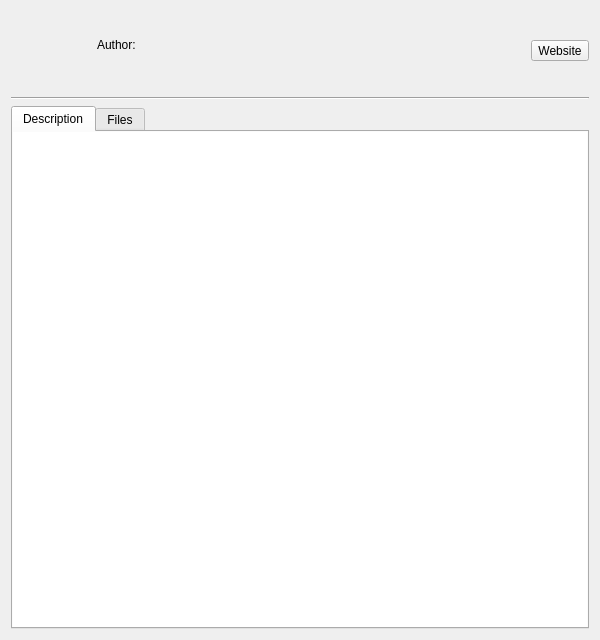
Before: the Qt Designer form src/ui/curseforge/curseforgemoddialog.ui in kaniol-lck/modmanager, drawn with Qt 5.
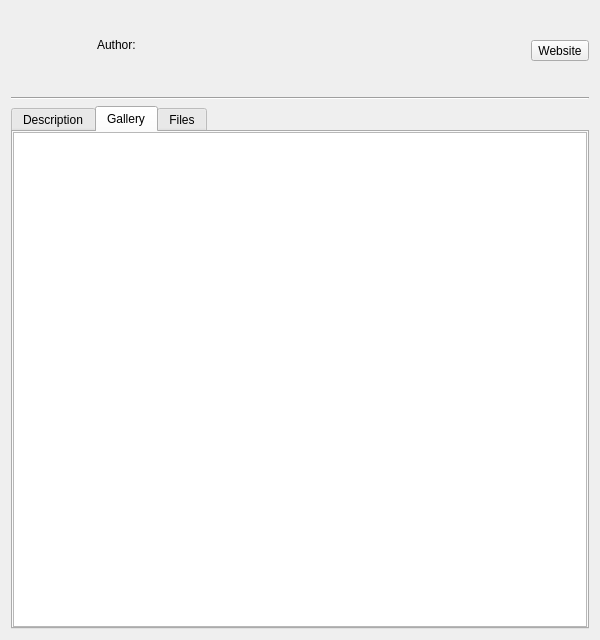
After: the same form once the commit is applied. The open tabs and pages were chosen to show the change. Icons and pictures are not drawn.

Commit message: add gallery for curseforge

```diff
--- a/src/ui/curseforge/curseforgemoddialog.ui
+++ b/src/ui/curseforge/curseforgemoddialog.ui
@@ -190,6 +190,59 @@
        </item>
       </layout>
      </widget>
+     <widget class="QWidget" name="galleryTab">
+      <attribute name="title">
+       <string>Gallery</string>
+      </attribute>
+      <layout class="QGridLayout" name="gridLayout_4">
+       <property name="leftMargin">
+        <number>0</number>
+       </property>
+       <property name="topMargin">
+        <number>0</number>
+       </property>
+       <property name="rightMargin">
+        <number>0</number>
+       </property>
+       <property name="bottomMargin">
+        <number>0</number>
+       </property>
+       <item row="0" column="0">
+        <widget class="QListWidget" name="galleryListWidget">
+         <property name="editTriggers">
+          <set>QAbstractItemView::NoEditTriggers</set>
+         </property>
+         <property name="iconSize">
+          <size>
+           <width>280</width>
+           <height>280</height>
+          </size>
+         </property>
+         <property name="movement">
+          <enum>QListView::Static</enum>
+         </property>
+         <property name="isWrapping" stdset="0">
+          <bool>true</bool>
+         </property>
+         <property name="resizeMode">
+          <enum>QListView::Adjust</enum>
+         </property>
+         <property name="gridSize">
+          <size>
+           <width>300</width>
+           <height>300</height>
+          </size>
+         </property>
+         <property name="viewMode">
+          <enum>QListView::IconMode</enum>
+         </property>
+         <property name="uniformItemSizes">
+          <bool>true</bool>
+         </property>
+        </widget>
+       </item>
+      </layout>
+     </widget>
      <widget class="QWidget" name="filesTab">
       <attribute name="title">
        <string>Files</string>
```
The commit also changes 3 other files.
